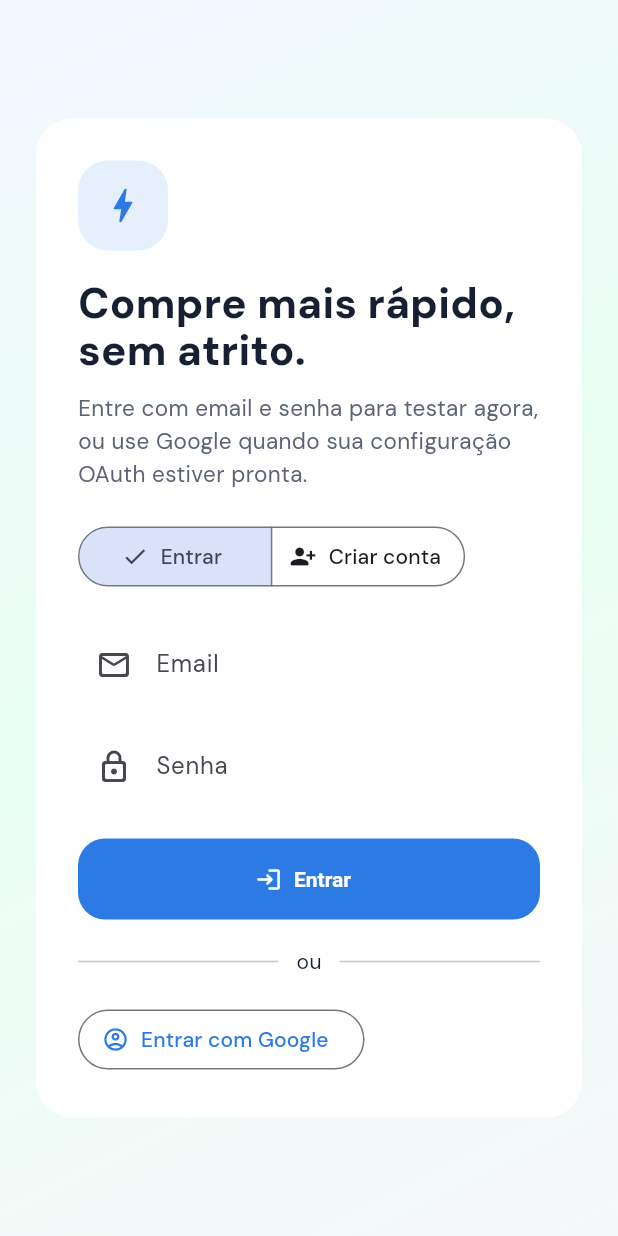
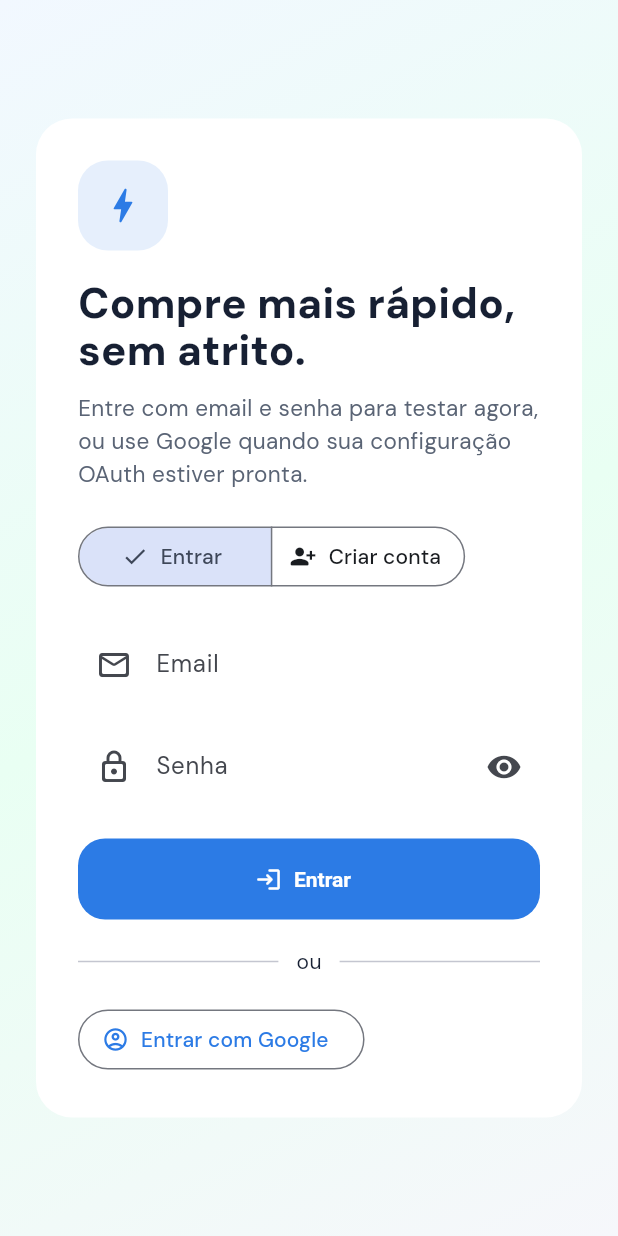
Before and after one commit to Lucas-SilvaGit/listease-app, a Flutter app: the screen it shows after launch, on a phone screen of 412 x 824 dp. Run offline on Flutter 3.47's test engine with Material 3 defaults, Android fonts, the light colour scheme and no system bars; our stand-ins replace dio, flutter_riverpod, go_router, google_fonts, google_sign_in, shared_preferences.

Commit message:
add visibility eye on login password

```diff
--- a/lib/features/auth/presentation/login_page.dart
+++ b/lib/features/auth/presentation/login_page.dart
@@ -16,6 +16,7 @@ class _LoginPageState extends ConsumerState<LoginPage> {
   final _passwordController = TextEditingController();
   final _passwordConfirmationController = TextEditingController();
   String _mode = 'login';
+  bool _obscurePassword = true;
 
   @override
   void dispose() {
@@ -142,13 +143,26 @@ class _LoginPageState extends ConsumerState<LoginPage> {
                         const SizedBox(height: 12),
                         TextField(
                           controller: _passwordController,
-                          obscureText: true,
+                          obscureText: _obscurePassword,
                           textInputAction: isRegister
                               ? TextInputAction.next
                               : TextInputAction.done,
-                          decoration: const InputDecoration(
+                          decoration: InputDecoration(
                             labelText: 'Senha',
-                            prefixIcon: Icon(Icons.lock_outline_rounded),
+                            prefixIcon: const Icon(Icons.lock_outline_rounded),
+                            suffixIcon: IconButton(
+                              icon: Icon(
+                                _obscurePassword
+                                  ? Icons.visibility
+                                  : Icons.visibility_off,
+                              ),
+                              onPressed: (){
+                                setState(() {
+                                  _obscurePassword = !_obscurePassword;
+                                });
+                              },
+                            )
+                            // prefixIcon: Icon(Icons.lock_outline_rounded),
                           ),
                         ),
                         if (isRegister) ...[
```
